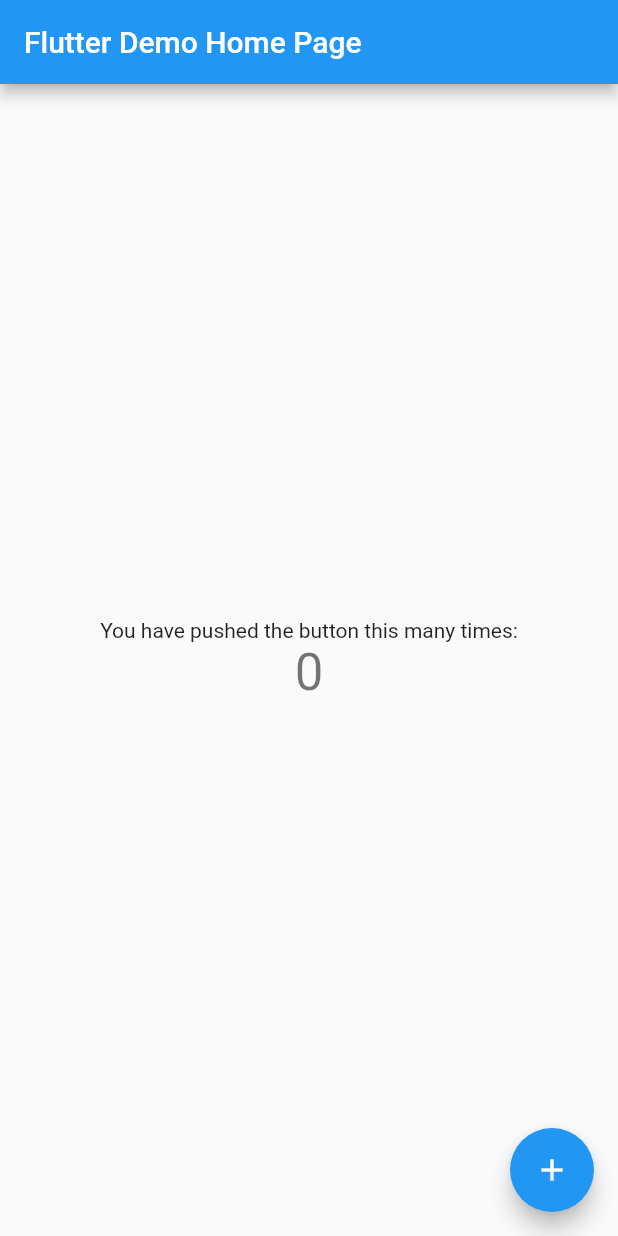
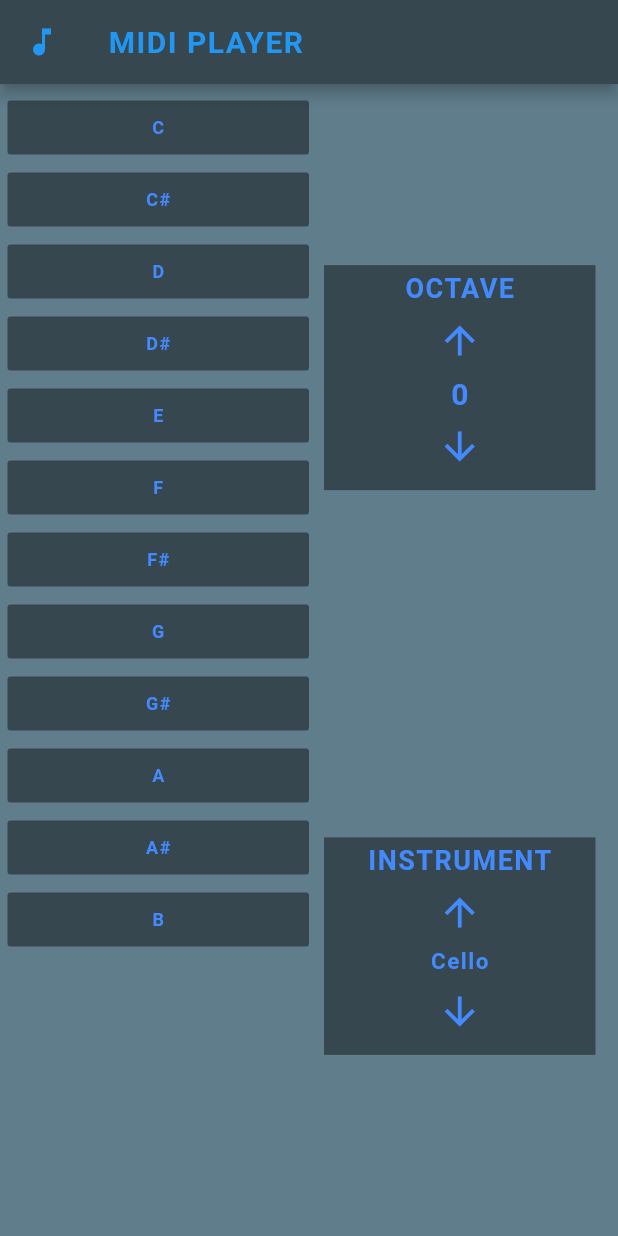
Before and after one commit to matthew-p-colson/midi_player, a Flutter app: the screen it shows after launch, on a phone screen of 412 x 824 dp. Run offline on Flutter 3.47's test engine with Material 2 defaults, Android fonts, the phone set to English and light mode, and no system bars; missing offline and left inert: flutter_midi; Roboto replaces fonts that are missing (Hachi Maru Pop).

Commit message:
projects working with sound files

```diff
--- a/lib/main.dart
+++ b/lib/main.dart
@@ -1,117 +1,245 @@
+import 'package:flutter/cupertino.dart';
 import 'package:flutter/material.dart';
+import 'package:flutter/services.dart';
+import 'package:flutter_midi/flutter_midi.dart';
+import 'package:midi_player/notes.dart';
 
 void main() {
   runApp(MyApp());
 }
 
 class MyApp extends StatelessWidget {
-  // This widget is the root of your application.
   @override
   Widget build(BuildContext context) {
     return MaterialApp(
-      title: 'Flutter Demo',
-      theme: ThemeData(
-        // This is the theme of your application.
-        //
-        // Try running your application with "flutter run". You'll see the
-        // application has a blue toolbar. Then, without quitting the app, try
-        // changing the primarySwatch below to Colors.green and then invoke
-        // "hot reload" (press "r" in the console where you ran "flutter run",
-        // or simply save your changes to "hot reload" in a Flutter IDE).
-        // Notice that the counter didn't reset back to zero; the application
-        // is not restarted.
-        primarySwatch: Colors.blue,
-        // This makes the visual density adapt to the platform that you run
-        // the app on. For desktop platforms, the controls will be smaller and
-        // closer together (more dense) than on mobile platforms.
-        visualDensity: VisualDensity.adaptivePlatformDensity,
+      home: Scaffold(
+        backgroundColor: Colors.blueGrey,
+        appBar: AppBar(
+          backgroundColor: Colors.blueGrey.shade800,
+          leading: Icon(
+            Icons.music_note,
+            color: Colors.blue,
           ),
-      home: MyHomePage(title: 'Flutter Demo Home Page'),
+          title: Text(
+            'MIDI PLAYER',
+            style: TextStyle(
+              color: Colors.blue,
+              fontFamily: 'Hachi Maru Pop',
+              fontWeight: FontWeight.bold,
+              fontSize: 20.0,
+              letterSpacing: 1.0,
+            ),
+          ),
+        ),
+        body: Player(),
+      ),
     );
   }
 }
 
-class MyHomePage extends StatefulWidget {
-  MyHomePage({Key key, this.title}) : super(key: key);
-
-  // This widget is the home page of your application. It is stateful, meaning
-  // that it has a State object (defined below) that contains fields that affect
-  // how it looks.
-
-  // This class is the configuration for the state. It holds the values (in this
-  // case the title) provided by the parent (in this case the App widget) and
-  // used by the build method of the State. Fields in a Widget subclass are
-  // always marked "final".
-
-  final String title;
-
+class Player extends StatefulWidget {
   @override
-  _MyHomePageState createState() => _MyHomePageState();
+  _PlayerState createState() => _PlayerState();
 }
 
-class _MyHomePageState extends State<MyHomePage> {
-  int _counter = 0;
-
-  void _incrementCounter() {
-    setState(() {
-      // This call to setState tells the Flutter framework that something has
-      // changed in this State, which causes it to rerun the build method below
-      // so that the display can reflect the updated values. If we changed
-      // _counter without calling setState(), then the build method would not be
-      // called again, and so nothing would appear to happen.
-      _counter++;
-    });
-  }
+class _PlayerState extends State<Player> {
+  FlutterMidi flutterMidi = new FlutterMidi();
+  int octave = 0;
+  int instrument = 0;
+  int noteValue = 0;
+  List<String> instruments = [
+    'Cello',
+    'Guitar',
+    'Piano',
+  ];
 
   @override
   Widget build(BuildContext context) {
-    // This method is rerun every time setState is called, for instance as done
-    // by the _incrementCounter method above.
-    //
-    // The Flutter framework has been optimized to make rerunning build methods
-    // fast, so that you can just rebuild anything that needs updating rather
-    // than having to individually change instances of widgets.
-    return Scaffold(
-      appBar: AppBar(
-        // Here we take the value from the MyHomePage object that was created by
-        // the App.build method, and use it to set our appbar title.
-        title: Text(widget.title),
+    return Container(
+      padding: EdgeInsets.all(5.0),
+      child: Row(
+        children: [
+          Expanded(
+            flex: 1,
+            child: Column(
+              crossAxisAlignment: CrossAxisAlignment.stretch,
+              children: buildNotes(),
             ),
-      body: Center(
-        // Center is a layout widget. It takes a single child and positions it
-        // in the middle of the parent.
+          ),
+          Expanded(
+            flex: 1,
             child: Column(
-          // Column is also a layout widget. It takes a list of children and
-          // arranges them vertically. By default, it sizes itself to fit its
-          // children horizontally, and tries to be as tall as its parent.
-          //
-          // Invoke "debug painting" (press "p" in the console, choose the
-          // "Toggle Debug Paint" action from the Flutter Inspector in Android
-          // Studio, or the "Toggle Debug Paint" command in Visual Studio Code)
-          // to see the wireframe for each widget.
-          //
-          // Column has various properties to control how it sizes itself and
-          // how it positions its children. Here we use mainAxisAlignment to
-          // center the children vertically; the main axis here is the vertical
-          // axis because Columns are vertical (the cross axis would be
-          // horizontal).
-          mainAxisAlignment: MainAxisAlignment.center,
-          children: <Widget>[
+              crossAxisAlignment: CrossAxisAlignment.stretch,
+              mainAxisAlignment: MainAxisAlignment.spaceAround,
+              children: [
+                Container(
+                  color: Colors.blueGrey.shade800,
+                  padding: EdgeInsets.all(5.0),
+                  margin: EdgeInsets.all(10.0),
+                  child: Column(
+                    children: [
                       Text(
-              'You have pushed the button this many times:',
+                        'OCTAVE',
+                        style: TextStyle(
+                          color: Colors.blueAccent,
+                          fontFamily: 'Hachi Maru Pop',
+                          fontWeight: FontWeight.bold,
+                          fontSize: 18.0,
+                          letterSpacing: 1.0,
+                        ),
+                      ),
+                      Column(
+                        children: [
+                          FlatButton(
+                            onPressed: () {
+                              setState(() {
+                                if (octave < 10) {
+                                  octave++;
+                                }
+                              });
+                            },
+                            child: Icon(
+                              Icons.arrow_upward,
+                              color: Colors.blueAccent,
+                              size: 30.0,
+                            ),
                           ),
                           Text(
-              '$_counter',
-              style: Theme.of(context).textTheme.headline4,
+                            octave.toString(),
+                            style: TextStyle(
+                              color: Colors.blueAccent,
+                              fontFamily: 'Hachi Maru Pop',
+                              fontWeight: FontWeight.bold,
+                              fontSize: 20.0,
+                              letterSpacing: 1.0,
+                            ),
+                          ),
+                          FlatButton(
+                            onPressed: () {
+                              setState(() {
+                                if (octave > 0) {
+                                  octave--;
+                                }
+                              });
+                            },
+                            child: Icon(
+                              Icons.arrow_downward,
+                              color: Colors.blueAccent,
+                              size: 30.0,
+                            ),
+                          ),
+                        ],
                       ),
                     ],
                   ),
                 ),
-      floatingActionButton: FloatingActionButton(
-        onPressed: _incrementCounter,
-        tooltip: 'Increment',
-        child: Icon(Icons.add),
-      ), // This trailing comma makes auto-formatting nicer for build methods.
+                Container(
+                  color: Colors.blueGrey.shade800,
+                  padding: EdgeInsets.all(5.0),
+                  margin: EdgeInsets.all(10.0),
+                  child: Column(
+                    children: [
+                      Text(
+                        'INSTRUMENT',
+                        style: TextStyle(
+                          color: Colors.blueAccent,
+                          fontFamily: 'Hachi Maru Pop',
+                          fontWeight: FontWeight.bold,
+                          fontSize: 18.0,
+                          letterSpacing: 1.0,
+                        ),
+                      ),
+                      Column(
+                        children: [
+                          FlatButton(
+                            onPressed: () {
+                              setState(() {
+                                if (instrument > 0) {
+                                  instrument--;
+                                  loadPlayer();
+                                }
+                              });
+                            },
+                            child: Icon(
+                              Icons.arrow_upward,
+                              color: Colors.blueAccent,
+                              size: 30.0,
+                            ),
+                          ),
+                          Text(
+                            instruments[instrument],
+                            style: TextStyle(
+                              color: Colors.blueAccent,
+                              fontFamily: 'Hachi Maru Pop',
+                              fontWeight: FontWeight.bold,
+                              fontSize: 15.0,
+                              letterSpacing: 1.0,
+                            ),
+                          ),
+                          FlatButton(
+                            onPressed: () {
+                              setState(() {
+                                if (instrument < instruments.length - 1) {
+                                  instrument++;
+                                  loadPlayer();
+                                }
+                              });
+                            },
+                            child: Icon(
+                              Icons.arrow_downward,
+                              color: Colors.blueAccent,
+                              size: 30.0,
+                            ),
+                          ),
+                        ],
+                      ),
+                    ],
+                  ),
+                ),
+              ],
+            ),
+          ),
+        ],
+      ),
     );
   }
+
+  List<FlatButton> buildNotes() {
+    var notes = Notes();
+    var octaveNotes = notes.getOctave(octave);
+    List<FlatButton> noteButtons = [];
+    for (var note in octaveNotes) {
+      noteButtons.add(
+        FlatButton(
+          color: Colors.blueGrey.shade800,
+          onPressed: () {
+            noteValue = note.value;
+            playNote();
+          },
+          child: Text(
+            note.name,
+            style: TextStyle(
+              color: Colors.blueAccent,
+              fontFamily: 'Hachi Maru Pop',
+              fontWeight: FontWeight.bold,
+              fontSize: 12.0,
+              letterSpacing: 1.0,
+            ),
+          ),
+        ),
+      );
     }
+    return noteButtons;
+  }
+
+  void loadPlayer() async {
+    flutterMidi.unmute();
+    ByteData byte =
+        await rootBundle.load('assets/${instruments[instrument]}.sf2');
+    flutterMidi.prepare(sf2: byte);
+  }
+
+  void playNote() {
+    flutterMidi.playMidiNote(midi: noteValue);
+  }
+}
--- /dev/null
+++ b/lib/note.dart
@@ -0,0 +1,5 @@
+class Note {
+  String name;
+  int octave, value;
+  Note({this.name, this.octave, this.value});
+}
--- /dev/null
+++ b/lib/notes.dart
@@ -0,0 +1,151 @@
+import 'package:midi_player/note.dart';
+
+class Notes {
+  List<Note> notes;
+  Notes() {
+    notes = [];
+    // Octave 0
+    notes.add(new Note(name: 'C', value: 0, octave: 0));
+    notes.add(new Note(name: 'C#', value: 1, octave: 0));
+    notes.add(new Note(name: 'D', value: 2, octave: 0));
+    notes.add(new Note(name: 'D#', value: 3, octave: 0));
+    notes.add(new Note(name: 'E', value: 4, octave: 0));
+    notes.add(new Note(name: 'F', value: 5, octave: 0));
+    notes.add(new Note(name: 'F#', value: 6, octave: 0));
+    notes.add(new Note(name: 'G', value: 7, octave: 0));
+    notes.add(new Note(name: 'G#', value: 8, octave: 0));
+    notes.add(new Note(name: 'A', value: 9, octave: 0));
+    notes.add(new Note(name: 'A#', value: 10, octave: 0));
+    notes.add(new Note(name: 'B', value: 11, octave: 0));
+    // Octave 1
+    notes.add(new Note(name: 'C', value: 12, octave: 1));
+    notes.add(new Note(name: 'C#', value: 13, octave: 1));
+    notes.add(new Note(name: 'D', value: 14, octave: 1));
+    notes.add(new Note(name: 'D#', value: 15, octave: 1));
+    notes.add(new Note(name: 'E', value: 16, octave: 1));
+    notes.add(new Note(name: 'F', value: 17, octave: 1));
+    notes.add(new Note(name: 'F#', value: 18, octave: 1));
+    notes.add(new Note(name: 'G', value: 19, octave: 1));
+    notes.add(new Note(name: 'G#', value: 20, octave: 1));
+    notes.add(new Note(name: 'A', value: 21, octave: 1));
+    notes.add(new Note(name: 'A#', value: 22, octave: 1));
+    notes.add(new Note(name: 'B', value: 23, octave: 1));
+    // Octave 2
+    notes.add(new Note(name: 'C', value: 24, octave: 2));
+    notes.add(new Note(name: 'C#', value: 25, octave: 2));
+    notes.add(new Note(name: 'D', value: 26, octave: 2));
+    notes.add(new Note(name: 'D#', value: 27, octave: 2));
+    notes.add(new Note(name: 'E', value: 28, octave: 2));
+    notes.add(new Note(name: 'F', value: 29, octave: 2));
+    notes.add(new Note(name: 'F#', value: 30, octave: 2));
+    notes.add(new Note(name: 'G', value: 31, octave: 2));
+    notes.add(new Note(name: 'G#', value: 32, octave: 2));
+    notes.add(new Note(name: 'A', value: 33, octave: 2));
+    notes.add(new Note(name: 'A#', value: 34, octave: 2));
+    notes.add(new Note(name: 'B', value: 35, octave: 2));
+    // Octave 3
+    notes.add(new Note(name: 'C', value: 36, octave: 3));
+    notes.add(new Note(name: 'C#', value: 37, octave: 3));
+    notes.add(new Note(name: 'D', value: 38, octave: 3));
+    notes.add(new Note(name: 'D#', value: 39, octave: 3));
+    notes.add(new Note(name: 'E', value: 40, octave: 3));
+    notes.add(new Note(name: 'F', value: 41, octave: 3));
+    notes.add(new Note(name: 'F#', value: 42, octave: 3));
+    notes.add(new Note(name: 'G', value: 43, octave: 3));
+    notes.add(new Note(name: 'G#', value: 44, octave: 3));
+    notes.add(new Note(name: 'A', value: 45, octave: 3));
+    notes.add(new Note(name: 'A#', value: 46, octave: 3));
+    notes.add(new Note(name: 'B', value: 47, octave: 3));
+    // Octave 4
+    notes.add(new Note(name: 'C', value: 48, octave: 4));
+    notes.add(new Note(name: 'C#', value: 49, octave: 4));
+    notes.add(new Note(name: 'D', value: 50, octave: 4));
+    notes.add(new Note(name: 'D#', value: 51, octave: 4));
+    notes.add(new Note(name: 'E', value: 52, octave: 4));
+    notes.add(new Note(name: 'F', value: 53, octave: 4));
+    notes.add(new Note(name: 'F#', value: 54, octave: 4));
+    notes.add(new Note(name: 'G', value: 55, octave: 4));
+    notes.add(new Note(name: 'G#', value: 56, octave: 4));
+    notes.add(new Note(name: 'A', value: 57, octave: 4));
+    notes.add(new Note(name: 'A#', value: 58, octave: 4));
+    notes.add(new Note(name: 'B', value: 59, octave: 4));
+    // Octave 5
+    notes.add(new Note(name: 'C', value: 60, octave: 5));
+    notes.add(new Note(name: 'C#', value: 61, octave: 5));
+    notes.add(new Note(name: 'D', value: 62, octave: 5));
+    notes.add(new Note(name: 'D#', value: 63, octave: 5));
+    notes.add(new Note(name: 'E', value: 64, octave: 5));
+    notes.add(new Note(name: 'F', value: 65, octave: 5));
+    notes.add(new Note(name: 'F#', value: 66, octave: 5));
+    notes.add(new Note(name: 'G', value: 67, octave: 5));
+    notes.add(new Note(name: 'G#', value: 68, octave: 5));
+    notes.add(new Note(name: 'A', value: 69, octave: 5));
+    notes.add(new Note(name: 'A#', value: 70, octave: 5));
+    notes.add(new Note(name: 'B', value: 71, octave: 5));
+    // Octave 6
+    notes.add(new Note(name: 'C', value: 72, octave: 6));
+    notes.add(new Note(name: 'C#', value: 73, octave: 6));
+    notes.add(new Note(name: 'D', value: 74, octave: 6));
+    notes.add(new Note(name: 'D#', value: 75, octave: 6));
+    notes.add(new Note(name: 'E', value: 76, octave: 6));
+    notes.add(new Note(name: 'F', value: 77, octave: 6));
+    notes.add(new Note(name: 'F#', value: 78, octave: 6));
+    notes.add(new Note(name: 'G', value: 79, octave: 6));
+    notes.add(new Note(name: 'G#', value: 80, octave: 6));
+    notes.add(new Note(name: 'A', value: 81, octave: 6));
+    notes.add(new Note(name: 'A#', value: 82, octave: 6));
+    notes.add(new Note(name: 'B', value: 83, octave: 6));
+    // Octave 7
+    notes.add(new Note(name: 'C', value: 84, octave: 7));
+    notes.add(new Note(name: 'C#', value: 85, octave: 7));
+    notes.add(new Note(name: 'D', value: 86, octave: 7));
+    notes.add(new Note(name: 'D#', value: 87, octave: 7));
+    notes.add(new Note(name: 'E', value: 88, octave: 7));
+    notes.add(new Note(name: 'F', value: 89, octave: 7));
+    notes.add(new Note(name: 'F#', value: 90, octave: 7));
+    notes.add(new Note(name: 'G', value: 91, octave: 7));
+    notes.add(new Note(name: 'G#', value: 92, octave: 7));
+    notes.add(new Note(name: 'A', value: 93, octave: 7));
+    notes.add(new Note(name: 'A#', value: 94, octave: 7));
+    notes.add(new Note(name: 'B', value: 95, octave: 7));
+    // Octave 8
+    notes.add(new Note(name: 'C', value: 96, octave: 8));
+    notes.add(new Note(name: 'C#', value: 97, octave: 8));
+    notes.add(new Note(name: 'D', value: 98, octave: 8));
+    notes.add(new Note(name: 'D#', value: 99, octave: 8));
+    notes.add(new Note(name: 'E', value: 100, octave: 8));
+    notes.add(new Note(name: 'F', value: 101, octave: 8));
+    notes.add(new Note(name: 'F#', value: 102, octave: 8));
+    notes.add(new Note(name: 'G', value: 103, octave: 8));
+    notes.add(new Note(name: 'G#', value: 104, octave: 8));
+    notes.add(new Note(name: 'A', value: 105, octave: 8));
+    notes.add(new Note(name: 'A#', value: 106, octave: 8));
+    notes.add(new Note(name: 'B', value: 107, octave: 8));
+    // Octave 9
+    notes.add(new Note(name: 'C', value: 108, octave: 9));
+    notes.add(new Note(name: 'C#', value: 109, octave: 9));
+    notes.add(new Note(name: 'D', value: 110, octave: 9));
+    notes.add(new Note(name: 'D#', value: 111, octave: 9));
+    notes.add(new Note(name: 'E', value: 112, octave: 9));
+    notes.add(new Note(name: 'F', value: 113, octave: 9));
+    notes.add(new Note(name: 'F#', value: 114, octave: 9));
+    notes.add(new Note(name: 'G', value: 115, octave: 9));
+    notes.add(new Note(name: 'G#', value: 116, octave: 9));
+    notes.add(new Note(name: 'A', value: 117, octave: 9));
+    notes.add(new Note(name: 'A#', value: 118, octave: 9));
+    notes.add(new Note(name: 'B', value: 119, octave: 9));
+    // Octave 10
+    notes.add(new Note(name: 'C', value: 120, octave: 10));
+    notes.add(new Note(name: 'C#', value: 121, octave: 10));
+    notes.add(new Note(name: 'D', value: 122, octave: 10));
+    notes.add(new Note(name: 'D#', value: 123, octave: 10));
+    notes.add(new Note(name: 'E', value: 124, octave: 10));
+    notes.add(new Note(name: 'F', value: 125, octave: 10));
+    notes.add(new Note(name: 'F#', value: 126, octave: 10));
+    notes.add(new Note(name: 'G', value: 127, octave: 10));
+  }
+
+  List<Note> getOctave(int octave) {
+    return notes.where((note) => note.octave == octave).toList();
+  }
+}
```
Also changed, not shown: pubspec.yaml (+8 -25 lines), pubspec.lock, 5 other files. Lines whose indentation alone changed are shown as unchanged.
